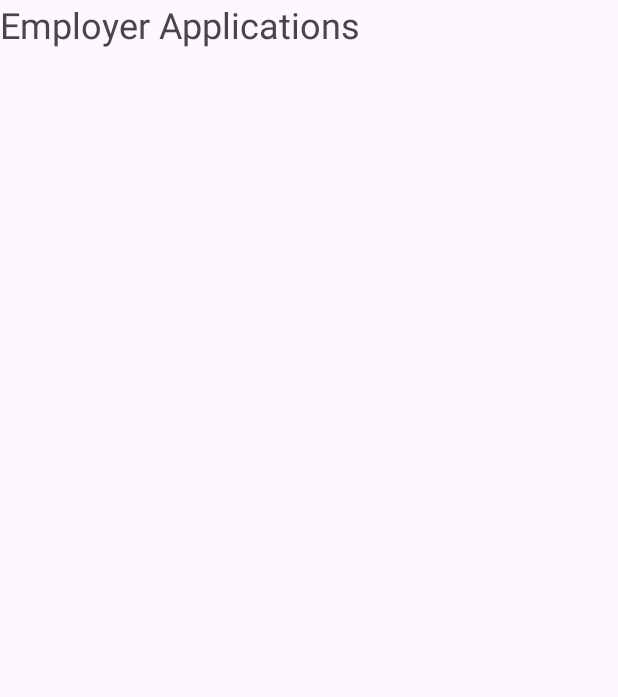
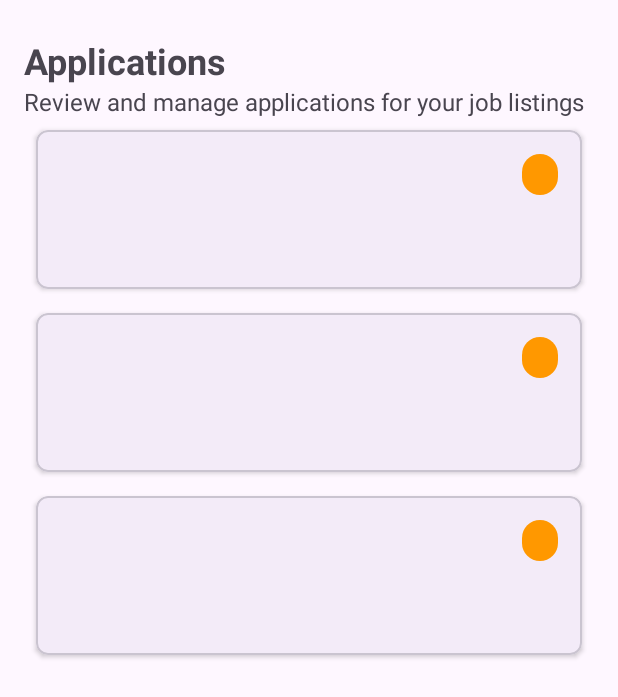
Before and after one commit to nduduzoMemela01/studyworks, an Android app: the layout fragment_employer_applications.xml on its own in the app's theme, with its tools: preview values and no code run, on a phone screen of 412 x 824 dp. Shown: the top 697 px of the screen. Run offline under Robolectric (Android 15) with nearby library versions, the phone set to English and light mode, and no system bars.

Commit message:
feat: Implement EmployerApplicationsFragment with ViewModel and RecyclerView for managing job applications

```diff
--- a/app/src/main/res/layout/fragment_employer_applications.xml
+++ b/app/src/main/res/layout/fragment_employer_applications.xml
@@ -1,14 +1,41 @@
 <?xml version="1.0" encoding="utf-8"?>
-<FrameLayout xmlns:android="http://schemas.android.com/apk/res/android"
+<androidx.constraintlayout.widget.ConstraintLayout xmlns:android="http://schemas.android.com/apk/res/android"
+    xmlns:app="http://schemas.android.com/apk/res-auto"
     xmlns:tools="http://schemas.android.com/tools"
     android:layout_width="match_parent"
     android:layout_height="match_parent"
     tools:context=".ui.employer.applications.EmployerApplicationsFragment">
 
-    <TextView
-        android:layout_width="wrap_content"
+    <LinearLayout
+        android:layout_width="match_parent"
         android:layout_height="wrap_content"
-        android:text="Employer Applications"
-        android:textSize="24sp" />
+        android:orientation="vertical"
+        android:paddingHorizontal="16dp"
+        android:paddingTop="24dp"
+        app:layout_constraintStart_toStartOf="parent"
+        app:layout_constraintTop_toTopOf="parent">
 
-</FrameLayout>
+        <TextView
+            android:layout_width="wrap_content"
+            android:layout_height="wrap_content"
+            android:text="Applications"
+            android:textSize="24sp"
+            android:textStyle="bold" />
+
+        <TextView
+            android:layout_width="wrap_content"
+            android:layout_height="wrap_content"
+            android:text="Review and manage applications for your job listings"
+            android:textSize="16sp" />
+
+        <androidx.recyclerview.widget.RecyclerView
+            android:id="@+id/rvEmployerApplications"
+            android:layout_width="match_parent"
+            android:layout_height="match_parent"
+            android:contentDescription="Job applications"
+            android:accessibilityLiveRegion="polite"
+            app:layoutManager="androidx.recyclerview.widget.LinearLayoutManager"
+            tools:listitem="@layout/job_application_item" />
+    </LinearLayout>
+
+</androidx.constraintlayout.widget.ConstraintLayout>
```
Also changed, not shown: app/src/main/java/com/pbde401/studyworks/ui/employer/applications/EmployerApplicationsFragment.java (+25 -43 lines), app/src/main/java/com/pbde401/studyworks/ui/employer/applications/EmployerApplicationsViewModel.java (+14 -0 lines), app/src/main/java/com/pbde401/studyworks/ui/employer/applications/JobApplicationAdapter.java (added, +66 -0 lines).
